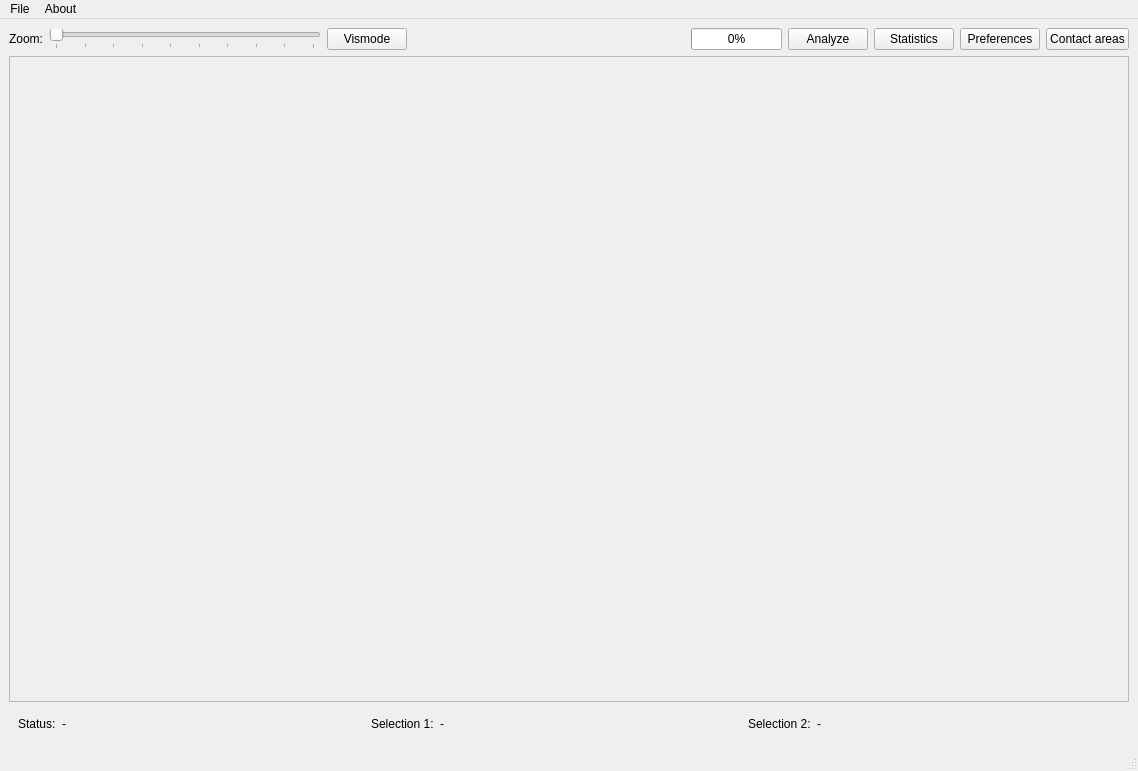
Qt form PyContact/gui/MainQtGui.ui (maxscheurer/pycontact) before a commit.
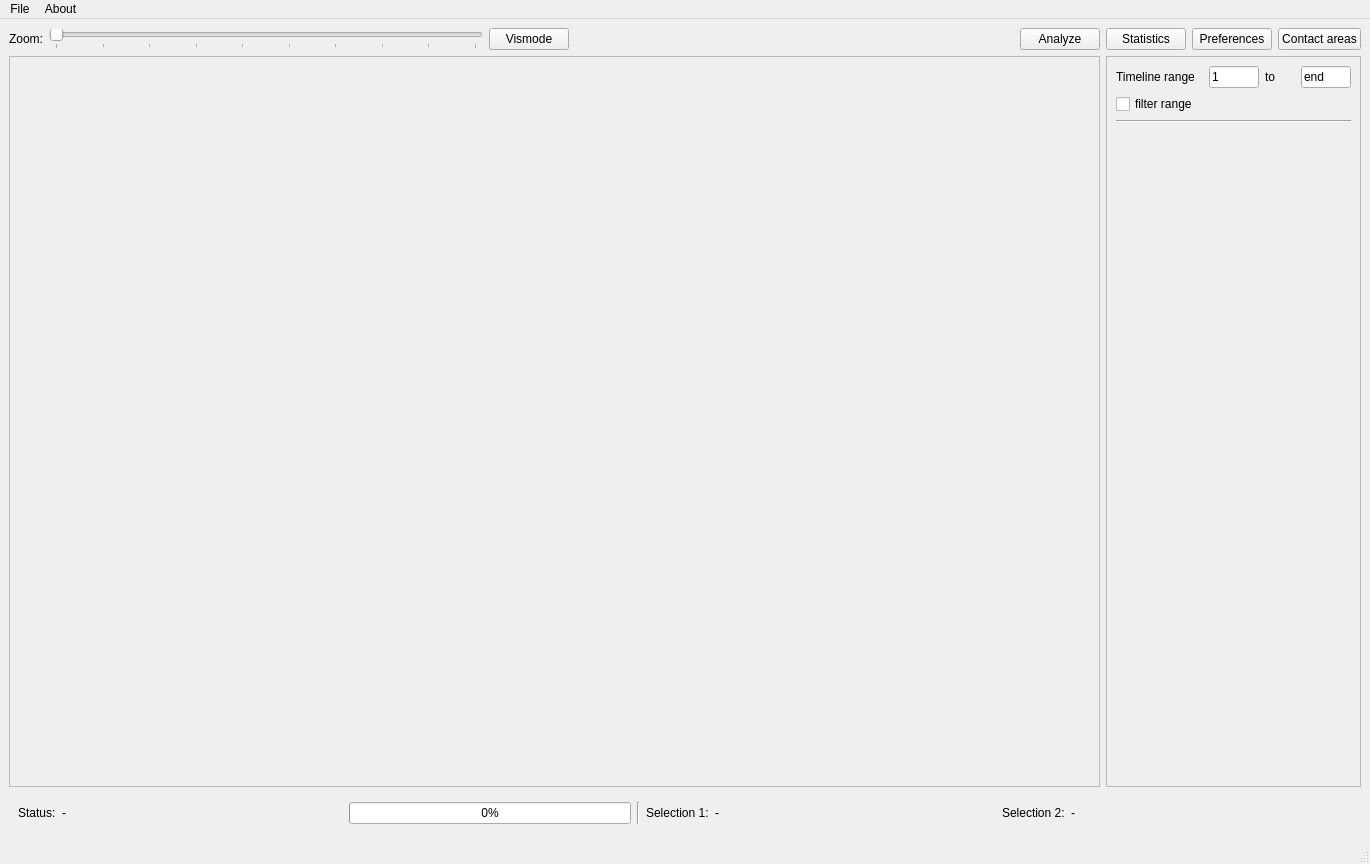
The same form after that commit.

Commit message: experiments with new gui

```diff
--- a/PyContact/gui/MainQtGui.ui
+++ b/PyContact/gui/MainQtGui.ui
@@ -6,8 +6,8 @@
    <rect>
     <x>0</x>
     <y>0</y>
-    <width>1138</width>
-    <height>771</height>
+    <width>1370</width>
+    <height>864</height>
    </rect>
   </property>
   <property name="windowTitle">
@@ -60,28 +60,6 @@
       </property>
      </widget>
     </item>
-    <item row="0" column="4">
-     <widget class="QProgressBar" name="progressBar">
-      <property name="sizePolicy">
-       <sizepolicy hsizetype="Minimum" vsizetype="Fixed">
-        <horstretch>0</horstretch>
-        <verstretch>0</verstretch>
-       </sizepolicy>
-      </property>
-      <property name="value">
-       <number>0</number>
-      </property>
-      <property name="textVisible">
-       <bool>true</bool>
-      </property>
-      <property name="invertedAppearance">
-       <bool>false</bool>
-      </property>
-      <property name="format">
-       <string>%p%</string>
-      </property>
-     </widget>
-    </item>
     <item row="0" column="0">
      <widget class="QLabel" name="zoomSliderLabel">
       <property name="sizePolicy">
@@ -115,39 +93,6 @@
       </property>
      </widget>
     </item>
-    <item row="2" column="0" colspan="9">
-     <widget class="QScrollArea" name="scrollArea">
-      <property name="sizeAdjustPolicy">
-       <enum>QAbstractScrollArea::AdjustIgnored</enum>
-      </property>
-      <property name="widgetResizable">
-       <bool>true</bool>
-      </property>
-      <widget class="QWidget" name="scrollAreaWidgetContents">
-       <property name="geometry">
-        <rect>
-         <x>0</x>
-         <y>0</y>
-         <width>1118</width>
-         <height>623</height>
-        </rect>
-       </property>
-      </widget>
-     </widget>
-    </item>
-    <item row="0" column="3">
-     <spacer name="horizontalSpacer">
-      <property name="orientation">
-       <enum>Qt::Horizontal</enum>
-      </property>
-      <property name="sizeHint" stdset="0">
-       <size>
-        <width>40</width>
-        <height>20</height>
-       </size>
-      </property>
-     </spacer>
-    </item>
     <item row="3" column="0" colspan="9">
      <widget class="QWidget" name="infoWidget" native="true">
       <property name="sizePolicy">
@@ -157,14 +102,14 @@
        </sizepolicy>
       </property>
       <layout class="QGridLayout" name="gridLayout_2">
-       <item row="0" column="3">
+       <item row="0" column="5">
         <widget class="QLabel" name="selection1label">
          <property name="text">
           <string>-</string>
          </property>
         </widget>
        </item>
-       <item row="0" column="2">
+       <item row="0" column="4">
         <widget class="QLabel" name="selection1">
          <property name="sizePolicy">
           <sizepolicy hsizetype="Fixed" vsizetype="Preferred">
@@ -190,7 +135,7 @@
          </property>
         </widget>
        </item>
-       <item row="0" column="5">
+       <item row="0" column="7">
         <widget class="QLabel" name="selection2label">
          <property name="text">
           <string>-</string>
@@ -204,7 +149,7 @@
          </property>
         </widget>
        </item>
-       <item row="0" column="4">
+       <item row="0" column="6">
         <widget class="QLabel" name="selection2">
          <property name="sizePolicy">
           <sizepolicy hsizetype="Fixed" vsizetype="Preferred">
@@ -217,6 +162,35 @@
          </property>
         </widget>
        </item>
+       <item row="0" column="2">
+        <widget class="QProgressBar" name="progressBar">
+         <property name="sizePolicy">
+          <sizepolicy hsizetype="Minimum" vsizetype="Fixed">
+           <horstretch>0</horstretch>
+           <verstretch>0</verstretch>
+          </sizepolicy>
+         </property>
+         <property name="value">
+          <number>0</number>
+         </property>
+         <property name="textVisible">
+          <bool>true</bool>
+         </property>
+         <property name="invertedAppearance">
+          <bool>false</bool>
+         </property>
+         <property name="format">
+          <string>%p%</string>
+         </property>
+        </widget>
+       </item>
+       <item row="0" column="3">
+        <widget class="Line" name="line">
+         <property name="orientation">
+          <enum>Qt::Vertical</enum>
+         </property>
+        </widget>
+       </item>
       </layout>
      </widget>
     </item>
@@ -227,6 +201,148 @@
       </property>
      </widget>
     </item>
+    <item row="0" column="3">
+     <spacer name="horizontalSpacer">
+      <property name="orientation">
+       <enum>Qt::Horizontal</enum>
+      </property>
+      <property name="sizeHint" stdset="0">
+       <size>
+        <width>40</width>
+        <height>20</height>
+       </size>
+      </property>
+     </spacer>
+    </item>
+    <item row="2" column="6" colspan="3">
+     <widget class="QFrame" name="frame">
+      <property name="frameShape">
+       <enum>QFrame::StyledPanel</enum>
+      </property>
+      <property name="frameShadow">
+       <enum>QFrame::Raised</enum>
+      </property>
+      <layout class="QGridLayout" name="gridLayout_3">
+       <item row="0" column="3">
+        <widget class="QLabel" name="label">
+         <property name="maximumSize">
+          <size>
+           <width>30</width>
+           <height>16777215</height>
+          </size>
+         </property>
+         <property name="text">
+          <string>to</string>
+         </property>
+        </widget>
+       </item>
+       <item row="0" column="1">
+        <widget class="QLabel" name="rangeLabel">
+         <property name="maximumSize">
+          <size>
+           <width>300</width>
+           <height>16777215</height>
+          </size>
+         </property>
+         <property name="text">
+          <string>Timeline range</string>
+         </property>
+        </widget>
+       </item>
+       <item row="0" column="4">
+        <widget class="QLineEdit" name="upperRangeField">
+         <property name="sizePolicy">
+          <sizepolicy hsizetype="Fixed" vsizetype="Fixed">
+           <horstretch>0</horstretch>
+           <verstretch>0</verstretch>
+          </sizepolicy>
+         </property>
+         <property name="maximumSize">
+          <size>
+           <width>50</width>
+           <height>16777215</height>
+          </size>
+         </property>
+         <property name="text">
+          <string>end</string>
+         </property>
+        </widget>
+       </item>
+       <item row="0" column="2">
+        <widget class="QLineEdit" name="lowerRangeField">
+         <property name="sizePolicy">
+          <sizepolicy hsizetype="Fixed" vsizetype="Fixed">
+           <horstretch>0</horstretch>
+           <verstretch>0</verstretch>
+          </sizepolicy>
+         </property>
+         <property name="maximumSize">
+          <size>
+           <width>50</width>
+           <height>16777215</height>
+          </size>
+         </property>
+         <property name="text">
+          <string>1</string>
+         </property>
+        </widget>
+       </item>
+       <item row="1" column="1">
+        <widget class="QCheckBox" name="filterRangeCheckbox">
+         <property name="text">
+          <string>filter range</string>
+         </property>
+        </widget>
+       </item>
+       <item row="3" column="1">
+        <spacer name="verticalSpacer">
+         <property name="orientation">
+          <enum>Qt::Vertical</enum>
+         </property>
+         <property name="sizeHint" stdset="0">
+          <size>
+           <width>20</width>
+           <height>40</height>
+          </size>
+         </property>
+        </spacer>
+       </item>
+       <item row="2" column="1" colspan="4">
+        <widget class="Line" name="line_2">
+         <property name="orientation">
+          <enum>Qt::Horizontal</enum>
+         </property>
+        </widget>
+       </item>
+      </layout>
+     </widget>
+    </item>
+    <item row="2" column="0" colspan="6">
+     <widget class="QScrollArea" name="scrollArea">
+      <property name="sizeAdjustPolicy">
+       <enum>QAbstractScrollArea::AdjustIgnored</enum>
+      </property>
+      <property name="widgetResizable">
+       <bool>true</bool>
+      </property>
+      <widget class="QWidget" name="scrollAreaWidgetContents">
+       <property name="geometry">
+        <rect>
+         <x>0</x>
+         <y>0</y>
+         <width>1068</width>
+         <height>708</height>
+        </rect>
+       </property>
+       <zorder>upperRangeField</zorder>
+       <zorder>lowerRangeField</zorder>
+       <zorder>rangeLabel</zorder>
+       <zorder>filterRangeCheckbox</zorder>
+       <zorder>fromRangeLabel</zorder>
+       <zorder>toRangeLabel</zorder>
+      </widget>
+     </widget>
+    </item>
    </layout>
   </widget>
   <widget class="QStatusBar" name="statusbar"/>
@@ -235,7 +351,7 @@
     <rect>
      <x>0</x>
      <y>0</y>
-     <width>1138</width>
+     <width>1370</width>
      <height>25</height>
     </rect>
    </property>
```
The commit also changes 1 other file.
